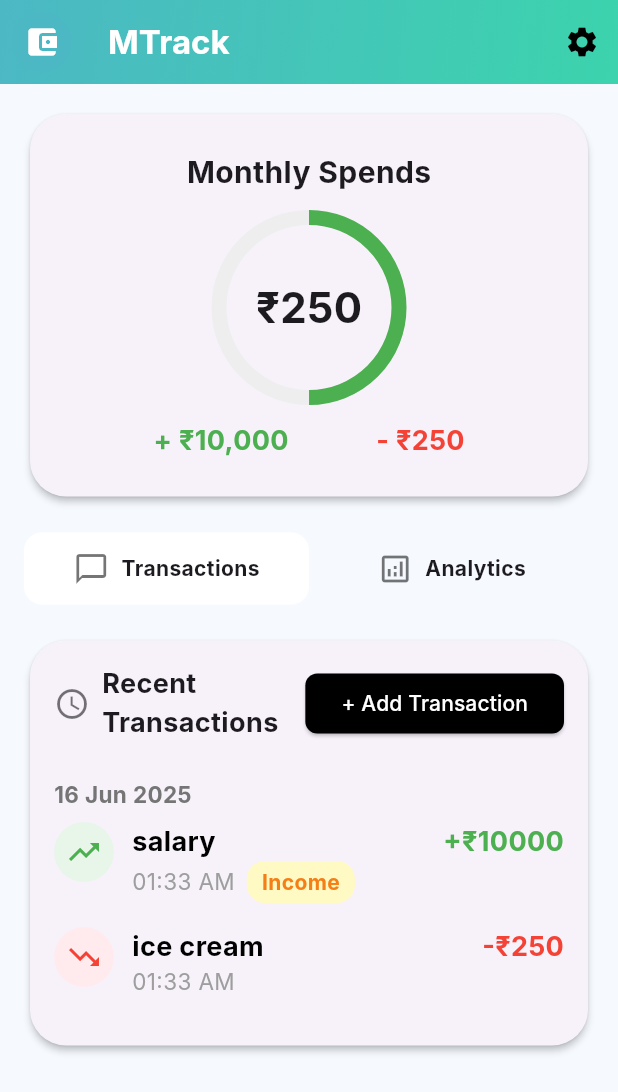
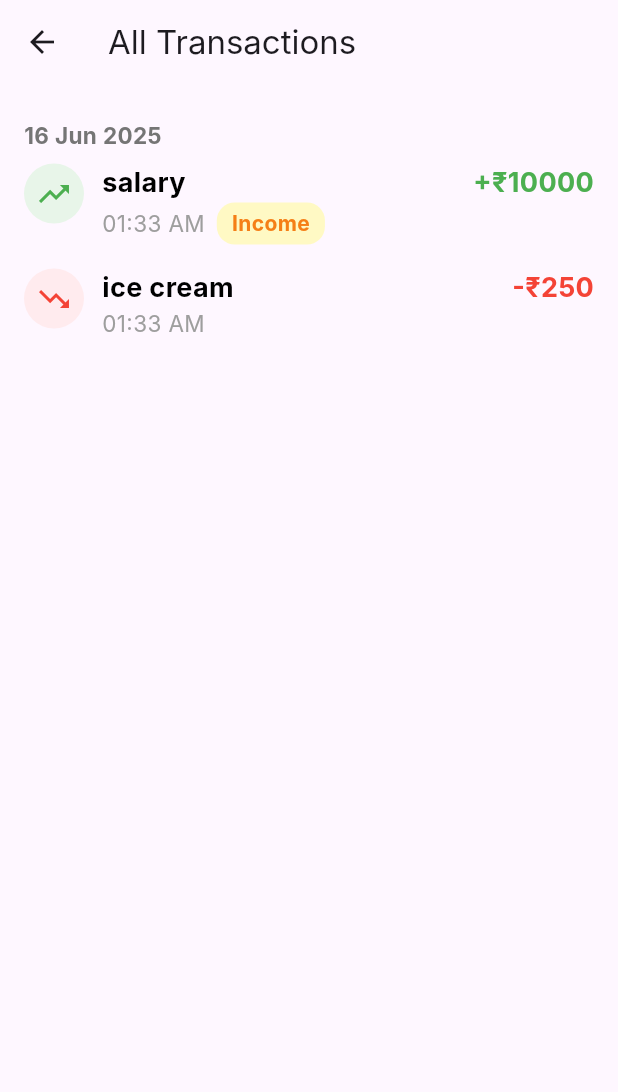
Before and after one commit to ash-kamrip/mtrack, a Flutter app: the screen it shows after launch, after a tap on "Transactions", on a phone screen of 412 x 824 dp. Shown: the top 1092 px of the screen. Run offline on Flutter 3.47's test engine with Material 3 defaults, Android fonts, the phone set to English and light mode, and no system bars; our stand-ins replace fl_chart; Roboto replaces fonts that are missing (Inter).

Commit message:
the most basic but ugly

```diff
--- a/lib/main.dart
+++ b/lib/main.dart
@@ -65,9 +65,18 @@ class _HomeScreenState extends State<HomeScreen> {
   }
 
   void _onTabChanged(int index) {
-    setState(() {
-      _selectedTab = index;
-    });
+    if (_selectedTab == index && index == 0) {
+      // Already on Transactions tab, navigate to all transactions
+      Navigator.of(context).push(
+        MaterialPageRoute(
+          builder: (_) => AllTransactionsScreen(transactions: _transactions),
+        ),
+      );
+    } else {
+      setState(() {
+        _selectedTab = index;
+      });
+    }
   }
 
   @override
@@ -120,6 +129,7 @@ class _HomeScreenState extends State<HomeScreen> {
                 RecentTransactionsSection(
                   transactions: _transactions,
                   onAddTransaction: _showAddTransactionDialog,
+                  showOnlyTop: 10,
                 ),
               if (_selectedTab == 1) AnalyticsView(transactions: _transactions),
             ],
--- a/lib/widgets/add_transaction_dialog.dart
+++ b/lib/widgets/add_transaction_dialog.dart
@@ -19,6 +19,7 @@ class _AddTransactionDialogState extends State<AddTransactionDialog> {
     'Travel',
     'Salary',
     'Other',
+    'Transport',
   ];
 
   @override
@@ -111,6 +112,10 @@ class _AddTransactionDialogState extends State<AddTransactionDialog> {
                       .map((e) => DropdownMenuItem(value: e, child: Text(e)))
                       .toList(),
                   onChanged: (val) => setState(() => _category = val ?? ''),
+                  validator: (val) {
+                    if (val == null || val.isEmpty) return 'Select a category';
+                    return null;
+                  },
                 ),
                 SizedBox(height: 16),
                 Container(
--- a/lib/widgets/recent_transactions_section.dart
+++ b/lib/widgets/recent_transactions_section.dart
@@ -6,10 +6,12 @@ import 'package:intl/intl.dart';
 class RecentTransactionsSection extends StatelessWidget {
   final List<Transaction> transactions;
   final VoidCallback onAddTransaction;
+  final int? showOnlyTop;
   const RecentTransactionsSection({
     super.key,
     required this.transactions,
     required this.onAddTransaction,
+    this.showOnlyTop,
   });
 
   Map<String, List<Transaction>> _groupByDate(List<Transaction> txs) {
@@ -23,7 +25,10 @@ class RecentTransactionsSection extends StatelessWidget {
 
   @override
   Widget build(BuildContext context) {
-    final grouped = _groupByDate(transactions);
+    final txs = showOnlyTop != null
+        ? transactions.take(showOnlyTop!).toList()
+        : transactions;
+    final grouped = _groupByDate(txs);
     final sortedKeys = grouped.keys.toList()
       ..sort(
         (a, b) => DateFormat(
@@ -100,3 +105,67 @@ class RecentTransactionsSection extends StatelessWidget {
     );
   }
 }
+
+class AllTransactionsScreen extends StatelessWidget {
+  final List<Transaction> transactions;
+  const AllTransactionsScreen({super.key, required this.transactions});
+
+  Map<String, List<Transaction>> _groupByDate(List<Transaction> txs) {
+    Map<String, List<Transaction>> grouped = {};
+    for (var tx in txs) {
+      String dateStr = DateFormat('dd MMM yyyy').format(tx.dateTime);
+      grouped.putIfAbsent(dateStr, () => []).add(tx);
+    }
+    return grouped;
+  }
+
+  @override
+  Widget build(BuildContext context) {
+    final grouped = _groupByDate(transactions);
+    final sortedKeys = grouped.keys.toList()
+      ..sort(
+        (a, b) => DateFormat(
+          'dd MMM yyyy',
+        ).parse(b).compareTo(DateFormat('dd MMM yyyy').parse(a)),
+      );
+    return Scaffold(
+      appBar: AppBar(title: Text('All Transactions')),
+      body: ListView(
+        padding: const EdgeInsets.all(16.0),
+        children: [
+          ...sortedKeys.map(
+            (dateStr) => Column(
+              crossAxisAlignment: CrossAxisAlignment.start,
+              children: [
+                Padding(
+                  padding: const EdgeInsets.symmetric(vertical: 8.0),
+                  child: Text(
+                    dateStr,
+                    style: TextStyle(
+                      color: Colors.grey[600],
+                      fontWeight: FontWeight.bold,
+                      fontSize: 15,
+                    ),
+                  ),
+                ),
+                ...grouped[dateStr]!.map(
+                  (tx) => Padding(
+                    padding: const EdgeInsets.only(bottom: 16.0),
+                    child: TransactionItem(
+                      isIncome: tx.type == 'Credit',
+                      title: tx.description,
+                      time: DateFormat('hh:mm a').format(tx.dateTime),
+                      amount: tx.amount.toInt(),
+                      date: dateStr,
+                      label: tx.category,
+                    ),
+                  ),
+                ),
+              ],
+            ),
+          ),
+        ],
+      ),
+    );
+  }
+}
```
